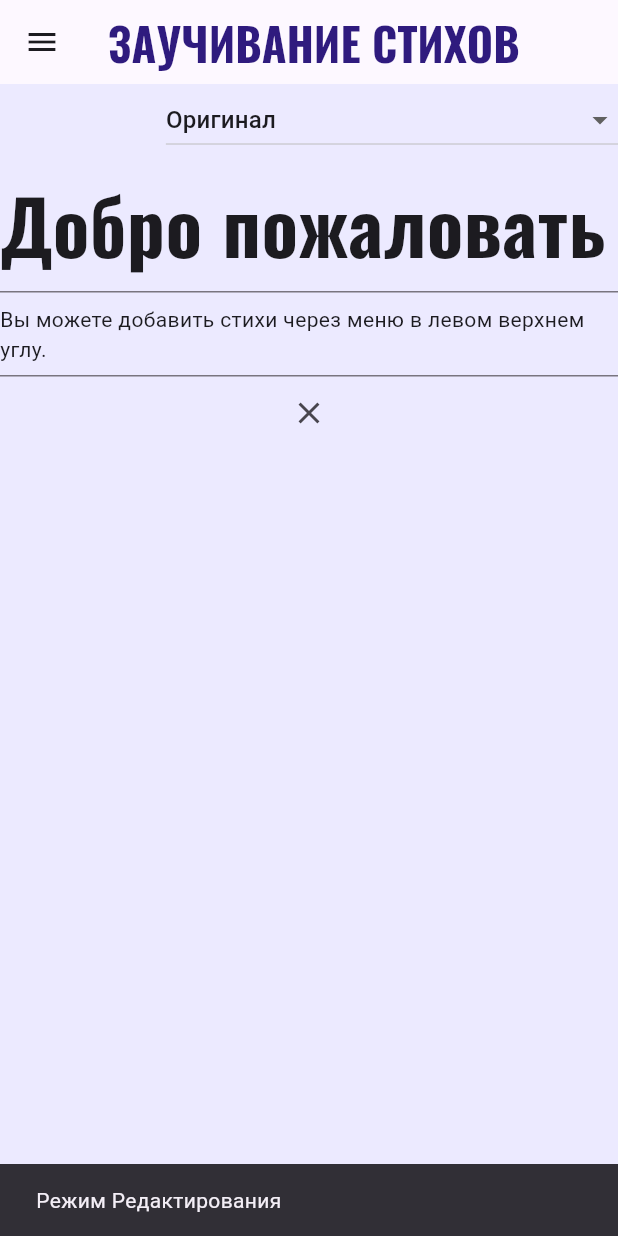
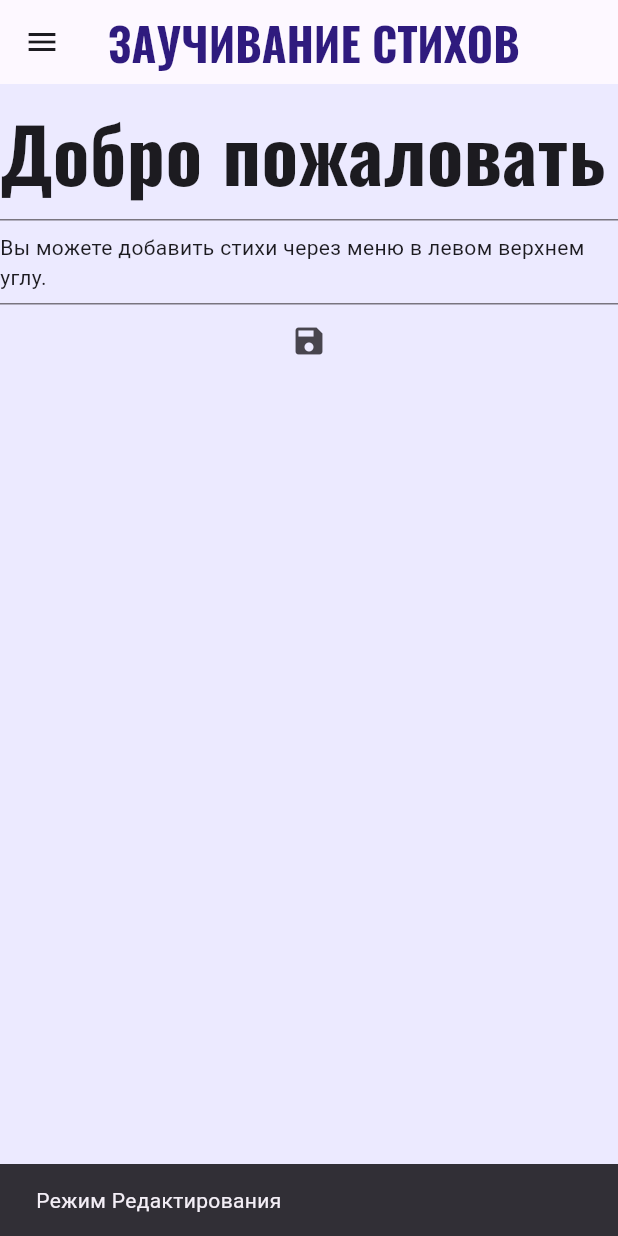
Before and after one commit to 2romanio005/cramming_poems, a Flutter app: the screen it shows after launch, after a tap on the "edit" icon, on a phone screen of 412 x 824 dp. Run offline on Flutter 3.47's test engine with Material 3 defaults, Android fonts, the light colour scheme and no system bars; our stand-ins replace google_fonts.

Commit message:
deleted DropdownButton from EditMode

```diff
--- a/lib/main_view.dart
+++ b/lib/main_view.dart
@@ -6,6 +6,7 @@ class MainView extends StatefulWidget {
   const MainView({super.key, required this.poemData});
 
   final Poem poemData;
+
   @override
   State<StatefulWidget> createState() => _MainView();
 }
@@ -51,7 +52,8 @@ class _MainView extends State<MainView> {
   Widget build(BuildContext context) {
     return SingleChildScrollView(
       child: Column(
-        children: [
+        children: (!_isEditMode)
+            ? [
                 Row(
                   mainAxisAlignment: MainAxisAlignment.end,
                   children: [
@@ -87,7 +89,6 @@ class _MainView extends State<MainView> {
                     )
                   ],
                 ),
-          if (!_isEditMode)
                 Column(
                   children: [
                     Text(widget.poemData.title, style: Theme.of(context).textTheme.bodyLarge),
@@ -98,8 +99,9 @@ class _MainView extends State<MainView> {
                     ),
                     IconButton(onPressed: _toggleEditModeOn, icon: const Icon(Icons.edit)),
                   ],
-            )
-          else
+                ),
+              ]
+            : [
                 Column(
                   children: [
                     TextField(controller: nameController, style: Theme.of(context).textTheme.bodyLarge),
@@ -108,7 +110,7 @@ class _MainView extends State<MainView> {
                       style: Theme.of(context).textTheme.bodyMedium,
                       maxLines: null,
                     ),
-                IconButton(onPressed: _toggleEditModeOff, icon: const Icon(Icons.close)),
+                    IconButton(onPressed: _toggleEditModeOff, icon: const Icon(Icons.save)),
                   ],
                 ),
               ],
```
Lines whose indentation alone changed are shown as unchanged.
